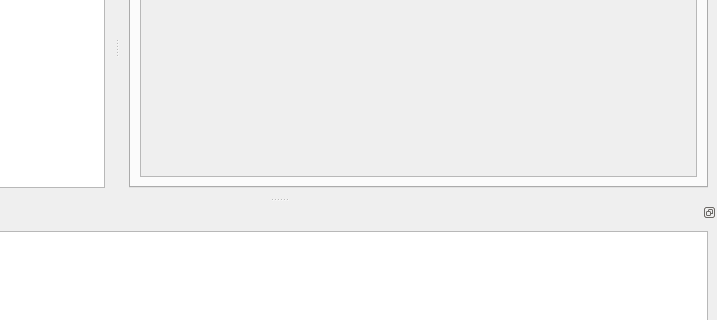
Above: applications/gui/qt/SimpleGUI_QtCreator/SimpleGUI/mainwindow.ui from vits-hugs/Genesys-Simulator before the change; both pictures show x 160 to 877 and y 152 to 472 of the 877 by 606 pixel window. Below: the same form after it.
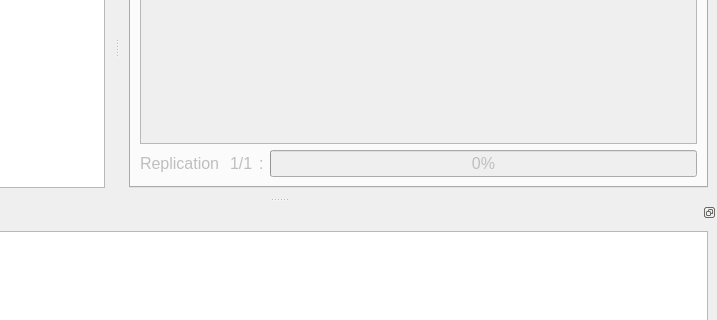
That is the form after the change. Icons and pictures are not drawn.

Patch:
```diff
--- a/applications/gui/qt/SimpleGUI_QtCreator/SimpleGUI/mainwindow.ui
+++ b/applications/gui/qt/SimpleGUI_QtCreator/SimpleGUI/mainwindow.ui
@@ -68,7 +68,7 @@
        <attribute name="title">
         <string>Simulation</string>
        </attribute>
-       <layout class="QHBoxLayout" name="horizontalLayout_3">
+       <layout class="QVBoxLayout" name="verticalLayout_2">
         <item>
          <widget class="QTextEdit" name="textEdit_Simulation">
           <property name="font">
@@ -76,11 +76,46 @@
             <pointsize>10</pointsize>
            </font>
           </property>
+          <property name="lineWrapMode">
+           <enum>QTextEdit::NoWrap</enum>
+          </property>
           <property name="textInteractionFlags">
            <set>Qt::TextSelectableByKeyboard|Qt::TextSelectableByMouse</set>
           </property>
          </widget>
         </item>
+        <item>
+         <layout class="QHBoxLayout" name="horizontalLayout_3">
+          <item>
+           <widget class="QLabel" name="label_2">
+            <property name="text">
+             <string>Replication </string>
+            </property>
+           </widget>
+          </item>
+          <item>
+           <widget class="QLabel" name="label_ReplicationNum">
+            <property name="text">
+             <string>1/1</string>
+            </property>
+           </widget>
+          </item>
+          <item>
+           <widget class="QLabel" name="label">
+            <property name="text">
+             <string>:</string>
+            </property>
+           </widget>
+          </item>
+          <item>
+           <widget class="QProgressBar" name="progressBarSimulation">
+            <property name="value">
+             <number>0</number>
+            </property>
+           </widget>
+          </item>
+         </layout>
+        </item>
        </layout>
       </widget>
       <widget class="QWidget" name="tabReport">
```
Left out of the diff: 72 changed lines with no effect on the pictures.
